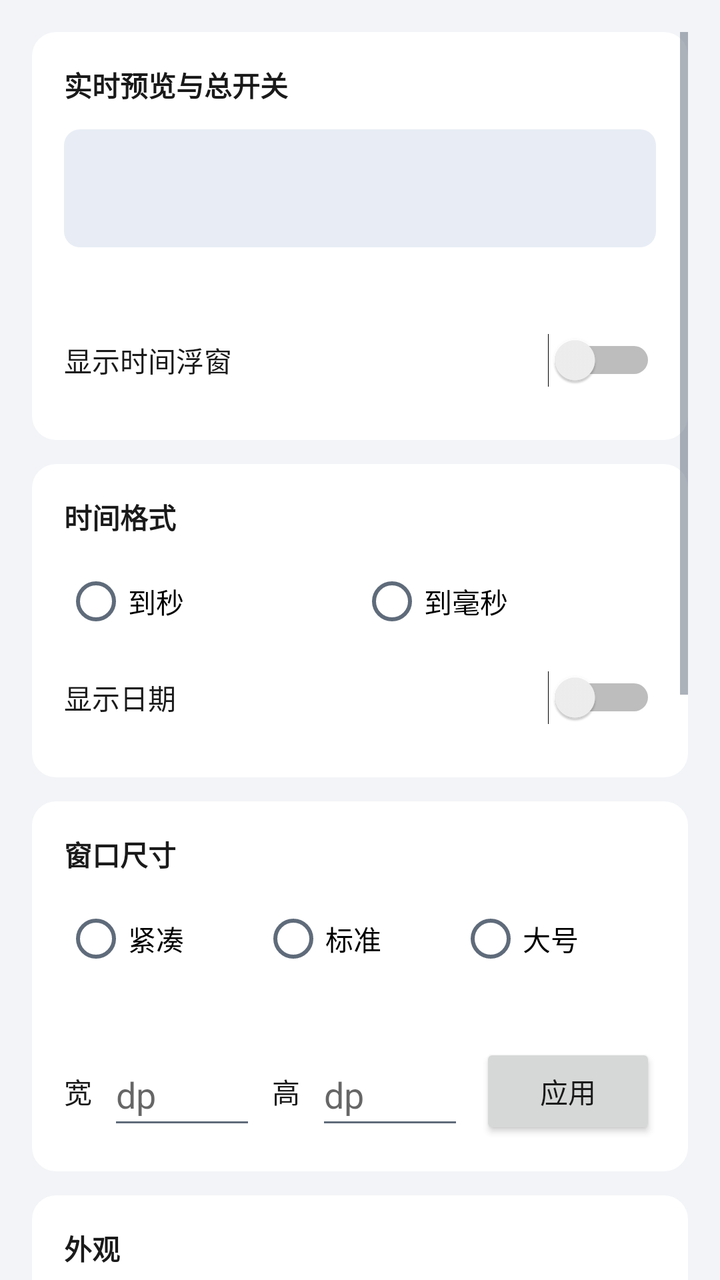
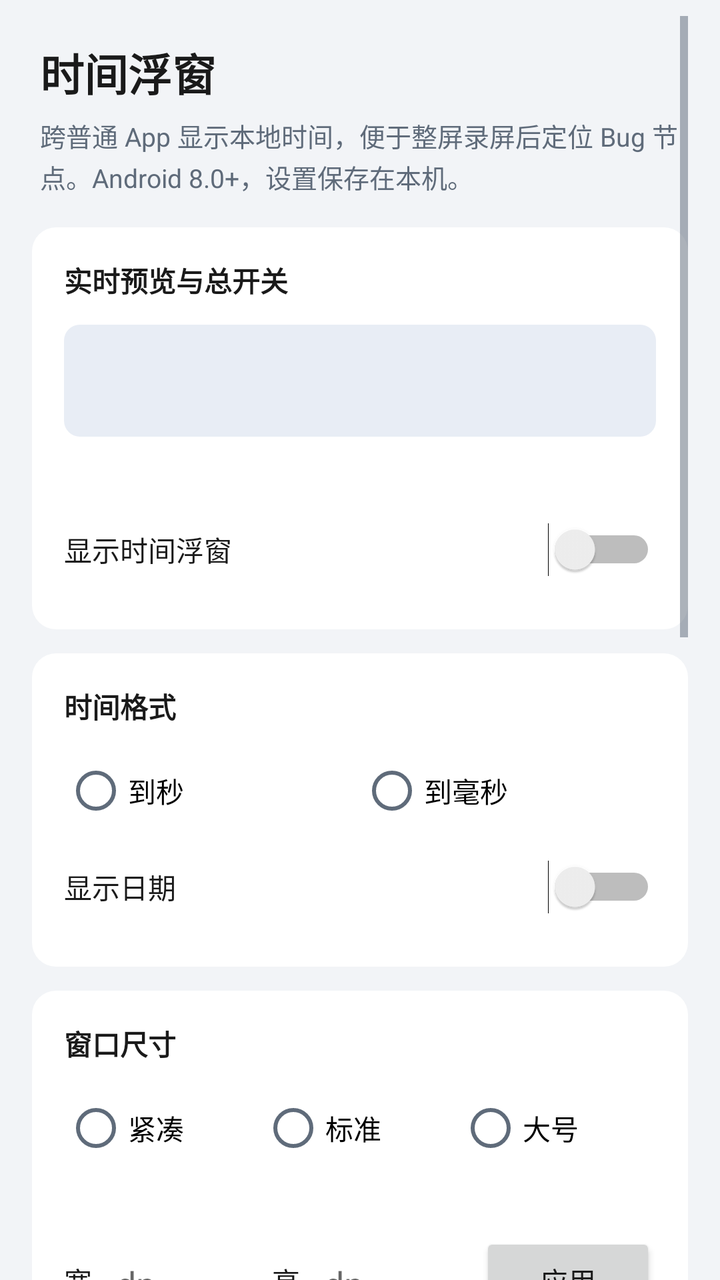

Before-and-after screenshots of an Android layout around one commit, followed by the original layout XML and the change that was made.
<!-- AndroidManifest.xml: application theme AppTheme -->
<!-- res/layout/activity_main.xml -->
<?xml version="1.0" encoding="utf-8"?>
<ScrollView xmlns:android="http://schemas.android.com/apk/res/android"
    android:id="@+id/scrollRoot"
    android:layout_width="match_parent"
    android:layout_height="match_parent"
    android:background="@color/page_bg"
    android:clipToPadding="false"
    android:fillViewport="true"
    android:padding="@dimen/page_padding">

    <LinearLayout
        android:layout_width="match_parent"
        android:layout_height="wrap_content"
        android:orientation="vertical"
        android:paddingBottom="24dp">

        
        <LinearLayout
            android:layout_width="match_parent"
            android:layout_height="wrap_content"
            android:background="@drawable/bg_card"
            android:orientation="vertical"
            android:padding="@dimen/card_padding">

            <TextView
                android:layout_width="match_parent"
                android:layout_height="wrap_content"
                android:text="@string/card_preview_title"
                android:textColor="@color/text_primary"
                android:textSize="@dimen/section_title_size"
                android:textStyle="bold" />

            <FrameLayout
                android:id="@+id/previewContainer"
                android:layout_width="match_parent"
                android:layout_height="wrap_content"
                android:layout_marginTop="12dp"
                android:background="@drawable/bg_preview"
                android:minHeight="@dimen/preview_min_height"
                android:padding="16dp">

                <TextView
                    android:id="@+id/previewTime"
                    android:layout_width="wrap_content"
                    android:layout_height="wrap_content"
                    android:layout_gravity="center"
                    android:fontFamily="monospace"
                    android:gravity="center"
                    android:maxLines="1"
                    android:paddingLeft="8dp"
                    android:paddingRight="8dp"
                    android:paddingTop="4dp"
                    android:paddingBottom="4dp"
                    android:singleLine="true"
                    android:textColor="#FFFFFF"
                    android:textSize="14sp" />
            </FrameLayout>

            <TextView
                android:id="@+id/passthroughStatus"
                android:layout_width="match_parent"
                android:layout_height="wrap_content"
                android:layout_marginTop="8dp"
                android:textColor="@color/text_secondary"
                android:textSize="12sp" />

            <LinearLayout
                android:layout_width="match_parent"
                android:layout_height="wrap_content"
                android:layout_marginTop="8dp"
                android:gravity="center_vertical"
                android:orientation="horizontal">

                <TextView
                    android:layout_width="0dp"
                    android:layout_height="wrap_content"
                    android:layout_weight="1"
                    android:text="@string/overlay_switch"
                    android:textColor="@color/text_primary"
                    android:textSize="@dimen/body_text_size" />

                <Switch
                    android:id="@+id/switchOverlay"
                    android:layout_width="wrap_content"
                    android:layout_height="wrap_content"
                    android:minHeight="48dp"
                    android:minWidth="48dp" />
            </LinearLayout>

            <TextView
                android:id="@+id/permissionHint"
                android:layout_width="match_parent"
                android:layout_height="wrap_content"
                android:layout_marginTop="4dp"
                android:text="@string/permission_needed"
                android:textColor="@color/error"
                android:textSize="12sp"
                android:visibility="gone" />

            <Button
                android:id="@+id/btnGrantPermission"
                android:layout_width="match_parent"
                android:layout_height="wrap_content"
                android:layout_marginTop="4dp"
                android:minHeight="48dp"
                android:text="@string/grant_permission"
                android:visibility="gone" />
        </LinearLayout>

        
        <LinearLayout
            android:layout_width="match_parent"
            android:layout_height="wrap_content"
            android:layout_marginTop="@dimen/card_gap"
            android:background="@drawable/bg_card"
            android:orientation="vertical"
            android:padding="@dimen/card_padding">

            <TextView
                android:layout_width="match_parent"
                android:layout_height="wrap_content"
                android:text="@string/card_format_title"
                android:textColor="@color/text_primary"
                android:textSize="@dimen/section_title_size"
                android:textStyle="bold" />

            <RadioGroup
                android:id="@+id/groupPrecision"
                android:layout_width="match_parent"
                android:layout_height="wrap_content"
                android:layout_marginTop="8dp"
                android:orientation="horizontal">

                <RadioButton
                    android:id="@+id/radioSecond"
                    android:layout_width="0dp"
                    android:layout_height="wrap_content"
                    android:layout_weight="1"
                    android:minHeight="48dp"
                    android:text="@string/format_to_second" />

                <RadioButton
                    android:id="@+id/radioMillis"
                    android:layout_width="0dp"
                    android:layout_height="wrap_content"
                    android:layout_weight="1"
                    android:minHeight="48dp"
                    android:text="@string/format_to_millis" />
            </RadioGroup>

            <LinearLayout
                android:layout_width="match_parent"
                android:layout_height="wrap_content"
                android:gravity="center_vertical"
                android:orientation="horizontal">

                <TextView
                    android:layout_width="0dp"
                    android:layout_height="wrap_content"
                    android:layout_weight="1"
                    android:text="@string/format_show_date"
                    android:textColor="@color/text_primary"
                    android:textSize="@dimen/body_text_size" />

                <Switch
                    android:id="@+id/switchShowDate"
                    android:layout_width="wrap_content"
                    android:layout_height="wrap_content"
                    android:minHeight="48dp"
                    android:minWidth="48dp" />
            </LinearLayout>
        </LinearLayout>

        
        <LinearLayout
            android:layout_width="match_parent"
            android:layout_height="wrap_content"
            android:layout_marginTop="@dimen/card_gap"
            android:background="@drawable/bg_card"
            android:orientation="vertical"
            android:padding="@dimen/card_padding">

            <TextView
                android:layout_width="match_parent"
                android:layout_height="wrap_content"
                android:text="@string/card_size_title"
                android:textColor="@color/text_primary"
                android:textSize="@dimen/section_title_size"
                android:textStyle="bold" />

            <RadioGroup
                android:id="@+id/groupSize"
                android:layout_width="match_parent"
                android:layout_height="wrap_content"
                android:layout_marginTop="8dp"
                android:orientation="horizontal">

                <RadioButton
                    android:id="@+id/radioCompact"
                    android:layout_width="0dp"
                    android:layout_height="wrap_content"
                    android:layout_weight="1"
                    android:minHeight="48dp"
                    android:text="@string/size_compact" />

                <RadioButton
                    android:id="@+id/radioStandard"
                    android:layout_width="0dp"
                    android:layout_height="wrap_content"
                    android:layout_weight="1"
                    android:minHeight="48dp"
                    android:text="@string/size_standard" />

                <RadioButton
                    android:id="@+id/radioLarge"
                    android:layout_width="0dp"
                    android:layout_height="wrap_content"
                    android:layout_weight="1"
                    android:minHeight="48dp"
                    android:text="@string/size_large" />
            </RadioGroup>

            <TextView
                android:id="@+id/sizeCurrent"
                android:layout_width="match_parent"
                android:layout_height="wrap_content"
                android:layout_marginTop="4dp"
                android:textColor="@color/text_secondary"
                android:textSize="12sp" />

            <LinearLayout
                android:layout_width="match_parent"
                android:layout_height="wrap_content"
                android:layout_marginTop="8dp"
                android:gravity="center_vertical"
                android:orientation="horizontal">

                <TextView
                    android:layout_width="wrap_content"
                    android:layout_height="wrap_content"
                    android:text="@string/size_custom_width"
                    android:textColor="@color/text_primary" />

                <EditText
                    android:id="@+id/editWidth"
                    android:layout_width="0dp"
                    android:layout_height="wrap_content"
                    android:layout_marginLeft="8dp"
                    android:layout_weight="1"
                    android:hint="dp"
                    android:inputType="number"
                    android:minHeight="48dp"
                    android:importantForAutofill="no" />

                <TextView
                    android:layout_width="wrap_content"
                    android:layout_height="wrap_content"
                    android:layout_marginLeft="8dp"
                    android:text="@string/size_custom_height"
                    android:textColor="@color/text_primary" />

                <EditText
                    android:id="@+id/editHeight"
                    android:layout_width="0dp"
                    android:layout_height="wrap_content"
                    android:layout_marginLeft="8dp"
                    android:layout_weight="1"
                    android:hint="dp"
                    android:inputType="number"
                    android:minHeight="48dp"
                    android:importantForAutofill="no" />

                <Button
                    android:id="@+id/btnApplySize"
                    android:layout_width="wrap_content"
                    android:layout_height="wrap_content"
                    android:layout_marginLeft="8dp"
                    android:minHeight="48dp"
                    android:text="@string/size_apply" />
            </LinearLayout>

            <TextView
                android:id="@+id/sizeError"
                android:layout_width="match_parent"
                android:layout_height="wrap_content"
                android:textColor="@color/error"
                android:textSize="12sp"
                android:visibility="gone" />
        </LinearLayout>

        
        <LinearLayout
            android:layout_width="match_parent"
            android:layout_height="wrap_content"
            android:layout_marginTop="@dimen/card_gap"
            android:background="@drawable/bg_card"
            android:orientation="vertical"
            android:padding="@dimen/card_padding">

            <TextView
                android:layout_width="match_parent"
                android:layout_height="wrap_content"
                android:text="@string/card_appearance_title"
                android:textColor="@color/text_primary"
                android:textSize="@dimen/section_title_size"
                android:textStyle="bold" />

            <TextView
                android:id="@+id/transparencyLabel"
                android:layout_width="match_parent"
                android:layout_height="wrap_content"
                android:layout_marginTop="8dp"
                android:textColor="@color/text_primary"
                android:textSize="@dimen/body_text_size" />

            <SeekBar
                android:id="@+id/seekTransparency"
                android:layout_width="match_parent"
                android:layout_height="wrap_content"
                android:max="100"
                android:minHeight="48dp"
                android:paddingTop="8dp"
                android:paddingBottom="8dp" />

            <TextView
                android:layout_width="match_parent"
                android:layout_height="wrap_content"
                android:layout_marginTop="8dp"
                android:text="@string/text_color_label"
                android:textColor="@color/text_primary"
                android:textSize="@dimen/body_text_size" />

            <RadioGroup
                android:id="@+id/groupColor"
                android:layout_width="match_parent"
                android:layout_height="wrap_content"
                android:layout_marginTop="4dp"
                android:orientation="horizontal">

                <RadioButton
                    android:id="@+id/colorWhite"
                    android:layout_width="0dp"
                    android:layout_height="wrap_content"
                    android:layout_weight="1"
                    android:minHeight="48dp"
                    android:text="@string/color_white" />

                <RadioButton
                    android:id="@+id/colorBlack"
                    android:layout_width="0dp"
                    android:layout_height="wrap_content"
                    android:layout_weight="1"
                    android:minHeight="48dp"
                    android:text="@string/color_black" />

                <RadioButton
                    android:id="@+id/colorRed"
                    android:layout_width="0dp"
                    android:layout_height="wrap_content"
                    android:layout_weight="1"
                    android:minHeight="48dp"
                    android:text="@string/color_red" />

                <RadioButton
                    android:id="@+id/colorYellow"
                    android:layout_width="0dp"
                    android:layout_height="wrap_content"
                    android:layout_weight="1"
                    android:minHeight="48dp"
                    android:text="@string/color_yellow" />

                <RadioButton
                    android:id="@+id/colorGreen"
                    android:layout_width="0dp"
                    android:layout_height="wrap_content"
                    android:layout_weight="1"
                    android:minHeight="48dp"
                    android:text="@string/color_green" />

                <RadioButton
                    android:id="@+id/colorBlue"
                    android:layout_width="0dp"
                    android:layout_height="wrap_content"
                    android:layout_weight="1"
                    android:minHeight="48dp"
                    android:text="@string/color_blue" />
            </RadioGroup>
        </LinearLayout>

        
        <LinearLayout
            android:layout_width="match_parent"
            android:layout_height="wrap_content"
            android:layout_marginTop="@dimen/card_gap"
            android:background="@drawable/bg_card"
            android:orientation="vertical"
            android:padding="@dimen/card_padding">

            <TextView
                android:layout_width="match_parent"
                android:layout_height="wrap_content"
                android:text="@string/card_interaction_title"
                android:textColor="@color/text_primary"
                android:textSize="@dimen/section_title_size"
                android:textStyle="bold" />

            <LinearLayout
                android:layout_width="match_parent"
                android:layout_height="wrap_content"
                android:layout_marginTop="8dp"
                android:gravity="center_vertical"
                android:orientation="horizontal">

                <TextView
                    android:layout_width="0dp"
                    android:layout_height="wrap_content"
                    android:layout_weight="1"
                    android:text="@string/lock_passthrough"
                    android:textColor="@color/text_primary"
                    android:textSize="@dimen/body_text_size" />

                <Switch
                    android:id="@+id/switchLock"
                    android:layout_width="wrap_content"
                    android:layout_height="wrap_content"
                    android:minHeight="48dp"
                    android:minWidth="48dp" />
            </LinearLayout>

            <TextView
                android:layout_width="match_parent"
                android:layout_height="wrap_content"
                android:layout_marginTop="8dp"
                android:text="@string/android12_opacity_note"
                android:textColor="@color/text_secondary"
                android:textSize="12sp" />
        </LinearLayout>

        
        <LinearLayout
            android:layout_width="match_parent"
            android:layout_height="wrap_content"
            android:layout_marginTop="@dimen/card_gap"
            android:background="@drawable/bg_card"
            android:orientation="vertical"
            android:padding="@dimen/card_padding">

            <TextView
                android:layout_width="match_parent"
                android:layout_height="wrap_content"
                android:text="@string/notes_title"
                android:textColor="@color/text_primary"
                android:textSize="@dimen/section_title_size"
                android:textStyle="bold" />

            <TextView
                android:layout_width="match_parent"
                android:layout_height="wrap_content"
                android:layout_marginTop="8dp"
                android:lineSpacingExtra="2dp"
                android:text="@string/notes_body"
                android:textColor="@color/text_secondary"
                android:textSize="12sp" />
        </LinearLayout>
    </LinearLayout>
</ScrollView>
<!-- resources referenced by this layout -->
<resources>
  <color name="error">#C62828</color>
  <color name="page_bg">#F2F4F7</color>
  <color name="text_primary">#1A1A1A</color>
  <color name="text_secondary">#5F6B7A</color>
  <dimen name="body_text_size">14sp</dimen>
  <dimen name="card_gap">12dp</dimen>
  <dimen name="card_padding">16dp</dimen>
  <dimen name="page_padding">16dp</dimen>
  <dimen name="preview_min_height">56dp</dimen>
  <dimen name="section_title_size">14sp</dimen>
  <!-- drawable bg_card (drawable) -->
  <?xml version="1.0" encoding="utf-8"?>
  <shape xmlns:android="http://schemas.android.com/apk/res/android"
      android:shape="rectangle">
      <solid android:color="@color/card_bg" />
      <corners android:radius="@dimen/card_radius" />
  </shape>
  <!-- drawable bg_preview (drawable) -->
  <?xml version="1.0" encoding="utf-8"?>
  <shape xmlns:android="http://schemas.android.com/apk/res/android"
      android:shape="rectangle">
      <solid android:color="#E8EDF5" />
      <corners android:radius="8dp" />
  </shape>
  <string name="android12_opacity_note">Android 12+：系统对可触控遮挡有透明度上限（约 80% 不透明）。背景过透时即使未锁定，触摸也可能穿透到下方应用。该限制与上方透明度滑杆相互独立说明。</string>
  <string name="card_appearance_title">外观</string>
  <string name="card_format_title">时间格式</string>
  <string name="card_interaction_title">浮窗交互</string>
  <string name="card_preview_title">实时预览与总开关</string>
  <string name="card_size_title">窗口尺寸</string>
  <string name="color_black">黑</string>
  <string name="color_blue">蓝</string>
  <string name="color_green">绿</string>
  <string name="color_red">红</string>
  <string name="color_white">白</string>
  <string name="color_yellow">黄</string>
  <string name="format_show_date">显示日期</string>
  <string name="format_to_millis">到毫秒</string>
  <string name="format_to_second">到秒</string>
  <string name="grant_permission">去授权</string>
  <string name="lock_passthrough">锁定浮窗 · 触摸穿透</string>
  <string name="notes_body">部分系统安全页面可能禁止任何浮窗覆盖。\n录屏请选择「整个屏幕」，才能录到浮窗时间。\n「到毫秒」只表示显示三位毫秒，不等于毫秒级刷新或视频时间码精度。</string>
  <string name="notes_title">说明</string>
  <string name="overlay_switch">显示时间浮窗</string>
  <string name="permission_needed">需要「显示在其他应用上层」权限才能开启浮窗。</string>
  <string name="size_apply">应用</string>
  <string name="size_compact">紧凑</string>
  <string name="size_custom_height">高</string>
  <string name="size_custom_width">宽</string>
  <string name="size_large">大号</string>
  <string name="size_standard">标准</string>
  <string name="text_color_label">时间颜色</string>
  <style name="AppTheme" parent="android:Theme.Material.Light.NoActionBar">
          <item name="android:statusBarColor">@color/page_bg</item>
          <item name="android:navigationBarColor">@color/page_bg</item>
          <item name="android:windowBackground">@color/page_bg</item>
          <item name="android:colorPrimary">@color/accent</item>
          <item name="android:textColorPrimary">@color/text_primary</item>
          <item name="android:textColorSecondary">@color/text_secondary</item>
      </style>
  <color name="card_bg">#FFFFFF</color>
  <dimen name="card_radius">12dp</dimen>
  <color name="accent">#2F6FED</color>
</resources>

<!-- the commit's change to res/layout/activity_main.xml (unified diff, before → after) -->
@@ -6,18 +6,51 @@
     android:background="@color/page_bg"
     android:clipToPadding="false"
     android:fillViewport="true"
-    android:padding="@dimen/page_padding">
+    android:fitsSystemWindows="true"
+    android:paddingLeft="@dimen/page_padding"
+    android:paddingRight="@dimen/page_padding"
+    android:paddingBottom="@dimen/page_padding"
+    android:paddingTop="8dp">
 
     <LinearLayout
         android:layout_width="match_parent"
         android:layout_height="wrap_content"
         android:orientation="vertical"
+        android:paddingTop="12dp"
         android:paddingBottom="24dp">
 
         
         <LinearLayout
             android:layout_width="match_parent"
             android:layout_height="wrap_content"
+            android:orientation="vertical"
+            android:paddingLeft="4dp"
+            android:paddingRight="4dp"
+            android:paddingBottom="8dp">
+
+            <TextView
+                android:layout_width="match_parent"
+                android:layout_height="wrap_content"
+                android:text="@string/app_intro_title"
+                android:textColor="@color/text_primary"
+                android:textSize="22sp"
+                android:textStyle="bold" />
+
+            <TextView
+                android:layout_width="match_parent"
+                android:layout_height="wrap_content"
+                android:layout_marginTop="6dp"
+                android:lineSpacingExtra="2dp"
+                android:text="@string/app_intro_body"
+                android:textColor="@color/text_secondary"
+                android:textSize="13sp" />
+        </LinearLayout>
+
+        
+        <LinearLayout
+            android:layout_width="match_parent"
+            android:layout_height="wrap_content"
+            android:layout_marginTop="8dp"
             android:background="@drawable/bg_card"
             android:orientation="vertical"
             android:padding="@dimen/card_padding">
@@ -46,11 +79,9 @@
                     android:layout_gravity="center"
                     android:fontFamily="monospace"
                     android:gravity="center"
+                    android:includeFontPadding="false"
                     android:maxLines="1"
-                    android:paddingLeft="8dp"
-                    android:paddingRight="8dp"
-                    android:paddingTop="4dp"
-                    android:paddingBottom="4dp"
+                    android:padding="0dp"
                     android:singleLine="true"
                     android:textColor="#FFFFFF"
                     android:textSize="14sp" />
<!-- resource entries referenced after the edit -->
@@ -25,6 +25,8 @@
       <corners android:radius="8dp" />
   </shape>
   <string name="android12_opacity_note">Android 12+：系统对可触控遮挡有透明度上限（约 80% 不透明）。背景过透时即使未锁定，触摸也可能穿透到下方应用。该限制与上方透明度滑杆相互独立说明。</string>
+  <string name="app_intro_body">跨普通 App 显示本地时间，便于整屏录屏后定位 Bug 节点。Android 8.0+，设置保存在本机。</string>
+  <string name="app_intro_title">时间浮窗</string>
   <string name="card_appearance_title">外观</string>
   <string name="card_format_title">时间格式</string>
   <string name="card_interaction_title">浮窗交互</string>
